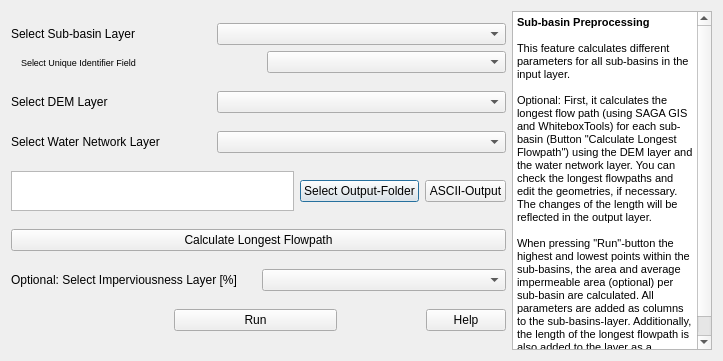
Above: QTalsim/qtalsim_subbasin.ui from sydroconsult/QTalsim before the change. Below: the same form after it.
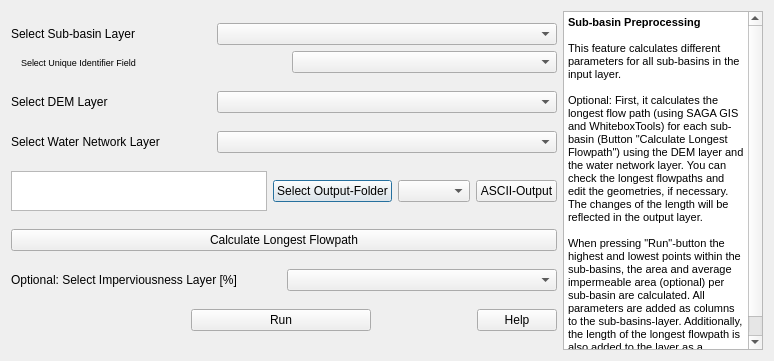
That is the form after the change.

What changed in the file:
```diff
--- a/QTalsim/qtalsim_subbasin.ui
+++ b/QTalsim/qtalsim_subbasin.ui
@@ -204,6 +204,9 @@
          </property>
         </widget>
        </item>
+       <item>
+        <widget class="QComboBox" name="comboboxOutputFormat"/>
+       </item>
        <item>
         <widget class="QPushButton" name="onAsciiOutput">
          <property name="text">
```
